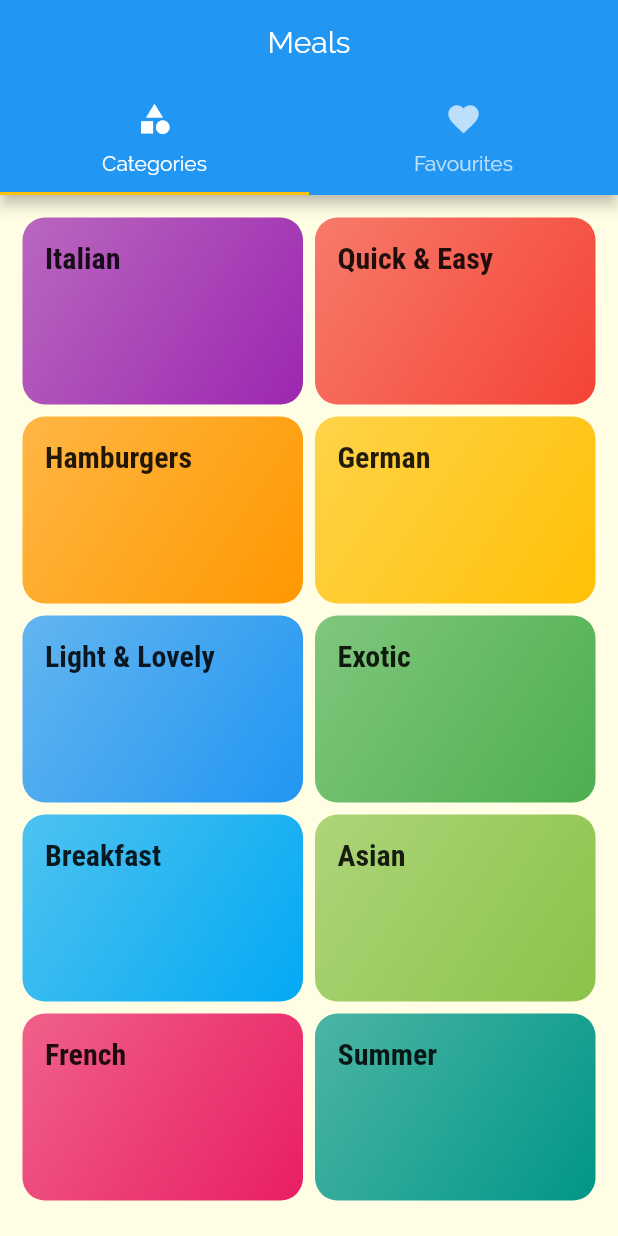
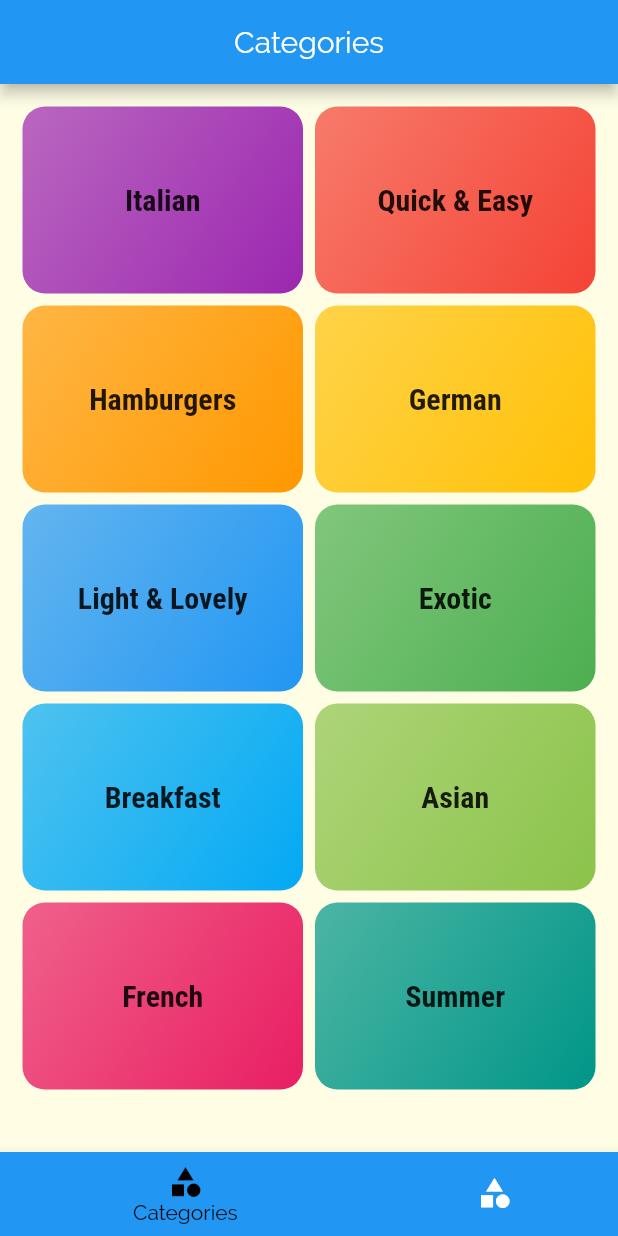
Before and after one commit to raymondDangdat/smart-meal, a Flutter app: the screen it shows after launch, on a phone screen of 412 x 824 dp. Run offline on Flutter 3.47's test engine with Material 2 defaults, Android fonts, the phone set to English and light mode, and no system bars.

Commit message:
Added bottom Navigation

```diff
--- a/lib/main.dart
+++ b/lib/main.dart
@@ -1,4 +1,5 @@
 import 'package:flutter/material.dart';
+import 'package:meal_app/screens/bottom_tab_screen.dart';
 import './screens/category_meals_screen.dart';
 import './screens/meal_details_screen.dart';
 import './screens/tabs_screen.dart';
@@ -32,7 +33,7 @@ class MyApp extends StatelessWidget {
       ),
       // home: CategoriesScreen(),
       routes: {
-        '/' : (context) => TabsScreen(),
+        '/' : (context) => BottomTabScreen(),
         CategoryMealScreen.routeName : (context) => CategoryMealScreen(),
         MealDetailsScreen.routeName : (context) => MealDetailsScreen(),
       },
--- /dev/null
+++ b/lib/screens/bottom_tab_screen.dart
@@ -0,0 +1,50 @@
+import 'package:flutter/material.dart';
+import './favourites.dart';
+import './categories_screen.dart';
+class BottomTabScreen extends StatefulWidget {
+  @override
+  _BottomTabScreenState createState() => _BottomTabScreenState();
+}
+
+class _BottomTabScreenState extends State<BottomTabScreen> {
+  final List<Map<String, Object>> _pages = [
+    //You can add actions to thr map to be included in the pages
+    {'page' : CategoriesScreen(), 'title' : "Categories"},
+    {'page': Favourites(), 'title' : 'Favourites'}
+  ];
+
+  int _selectedPageIndex = 0;
+  void _selectPage(int index){
+    setState(() {
+      _selectedPageIndex = index;
+    });
+  }
+
+
+  @override
+  Widget build(BuildContext context) {
+    return Scaffold(
+      appBar: AppBar(title: Text(_pages[_selectedPageIndex]['title']),
+        centerTitle: true,
+      ),
+
+          body: _pages[_selectedPageIndex]['page'],
+      bottomNavigationBar: BottomNavigationBar(
+        onTap: _selectPage,
+        backgroundColor: Theme.of(context).primaryColor,
+          selectedItemColor: Colors.black,
+          unselectedItemColor: Colors.white,
+          currentIndex: _selectedPageIndex,
+          //By default it is set to fixed
+          type: BottomNavigationBarType.shifting,
+          items: [
+            BottomNavigationBarItem(
+              backgroundColor: Theme.of(context).primaryColor,
+                icon: Icon(Icons.category),  label: "Categories"),
+            BottomNavigationBarItem(
+                backgroundColor: Theme.of(context).primaryColor,
+                icon: Icon(Icons.category),  label: "Favourites")
+          ]),
+    );
+  }
+}
--- a/lib/widgets/category_item.dart
+++ b/lib/widgets/category_item.dart
@@ -22,7 +22,7 @@ class CategoryItem extends StatelessWidget {
       borderRadius: BorderRadius.circular(15.0),
       child: Container(
         padding: const EdgeInsets.all(15.0 ),
-        child: Text(title, style: Theme.of(context).textTheme.title,),
+        child: Center(child: Text(title, style: Theme.of(context).textTheme.title,)),
         decoration: BoxDecoration(
           gradient: LinearGradient(colors: [color.withOpacity(0.7),
           color,],
```
